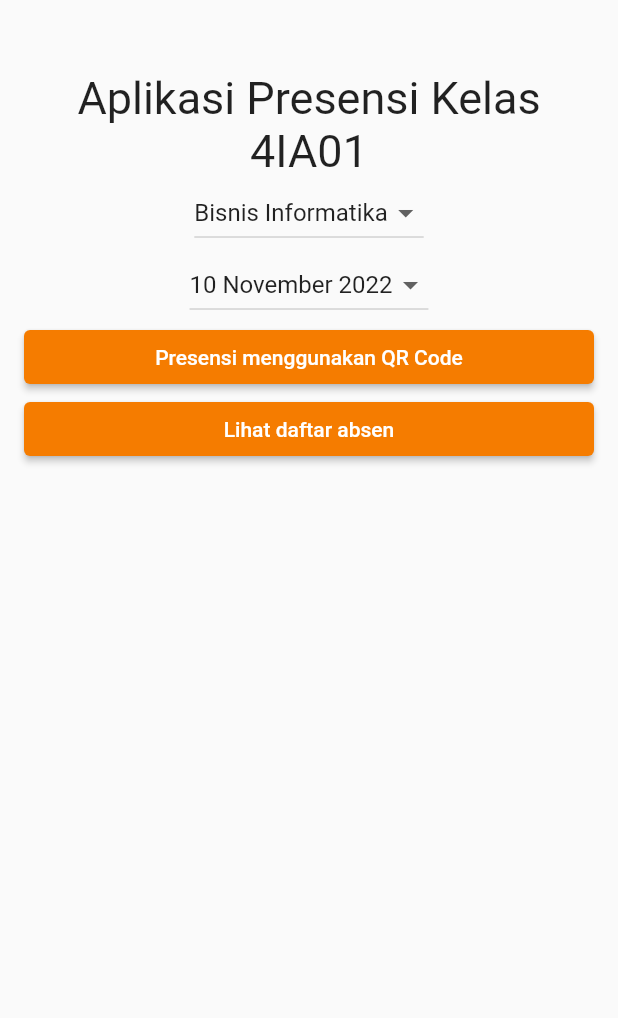
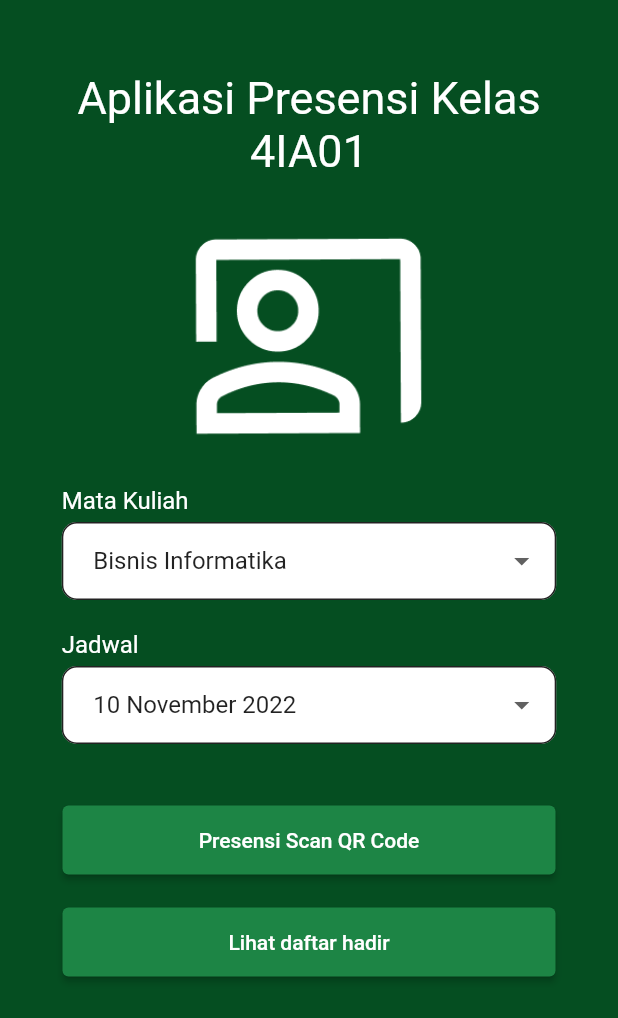
Before and after one commit to rubyTrojanovsky/presensi_bisnis, a Flutter app: the screen it shows after launch, on a phone screen of 412 x 824 dp. Shown: the top 1018 px of the screen. Run offline on Flutter 3.47's test engine with Material 2 defaults, Android fonts, the phone set to English and light mode, and no system bars; our stand-ins replace get; missing offline and left inert: dart:ffi, qr_code_scanner.

Commit message:
UI redesign

```diff
--- a/lib/components/button.dart
+++ b/lib/components/button.dart
@@ -1,3 +1,5 @@
+import 'dart:ffi';
+
 import 'package:flutter/material.dart';
 
 class Button extends StatelessWidget {
@@ -14,20 +16,15 @@ class Button extends StatelessWidget {
     return ElevatedButton(
                       onPressed: buttonTap,
                       style: ElevatedButton.styleFrom(
-                        primary: Colors.orange[700],
+                        backgroundColor: Color.fromARGB(255, 29, 133, 69),
                       ),
-                      child: Row(
-                        mainAxisAlignment: MainAxisAlignment.center,
-                        children: [
-                        // Padding(
-                        //   padding: const EdgeInsets.all(12.0),
-                        //   child: SizedBox(
-                        //       height: 35,
-                        //       width: 35,
-                        //       ),
-                        // ),
-                        Text(buttonDesc),
-                      ]),
+                      child: Container(
+                        width: MediaQuery.of(context).size.width * 0.72,
+                        child: Padding(
+                          padding: const EdgeInsets.only(left: 10, top: 15, bottom: 15, right: 10),
+                          child: Center(child: Text(buttonDesc)),
+                        ),
+                      ),
                     );
   }
 }
--- a/lib/components/dropdown.dart
+++ b/lib/components/dropdown.dart
@@ -4,12 +4,23 @@ import 'package:get/get.dart';
 import 'package:presensi_bisnis/controller/absen_controller.dart';
 
 class DropdownMatkul extends StatelessWidget {
-  DropdownMatkul({ Key? key }) : super(key: key);
+  DropdownMatkul({Key? key}) : super(key: key);
 
   @override
   Widget build(BuildContext context) {
     AbsenController controller = Get.put(AbsenController());
-    return Obx( () => DropdownButton(
+    Size size = MediaQuery.of(context).size;
+    return Obx(() => Container(
+        width: size.width * 0.8,
+        decoration: BoxDecoration(
+          borderRadius: BorderRadius.circular(10),
+          color: Colors.white,
+          border: Border.all(color: Colors.black87),
+        ),
+        child: Padding(
+            padding: EdgeInsets.only(left: 20, top: 1, bottom: 1, right: 10),
+            child: DropdownButtonHideUnderline(
+              child: DropdownButton(
                 hint: Text(
                   'Type',
                 ),
@@ -25,19 +36,29 @@ class DropdownMatkul extends StatelessWidget {
                     value: selectedType,
                   );
                 }).toList(),
-                    ));
+              ),
+            ))));
   }
-
-
 }
 
 class DropdownTanggal extends StatelessWidget {
-  DropdownTanggal({ Key? key }) : super(key: key);
+  DropdownTanggal({Key? key}) : super(key: key);
 
   @override
   Widget build(BuildContext context) {
     AbsenController controller = Get.put(AbsenController());
-    return Obx( () => DropdownButton(
+    Size size = MediaQuery.of(context).size;
+    return Obx(() => Container(
+        width: size.width * 0.8,
+        decoration: BoxDecoration(
+          borderRadius: BorderRadius.circular(10),
+          color: Colors.white,
+          border: Border.all(color: Colors.black87),
+        ),
+        child: Padding(
+            padding: EdgeInsets.only(left: 20, top: 1, bottom: 1, right: 10),
+            child: DropdownButtonHideUnderline(
+              child: DropdownButton(
                 hint: Text(
                   'Type',
                 ),
@@ -53,8 +74,21 @@ class DropdownTanggal extends StatelessWidget {
                     value: selectedType,
                   );
                 }).toList(),
-                    ));
+              ),
+            ))));
+  }
 }
 
+class InputHint extends StatelessWidget {
+  const InputHint({Key? key, required this.hint}) : super(key: key);
 
+  final String hint;
+
+  @override
+  Widget build(BuildContext context) {
+    return Text(hint,
+    style: TextStyle(color: Colors.white,
+    fontSize: 16),
+    textAlign: TextAlign.start,);
   }
+}
--- a/lib/screens/beranda.dart
+++ b/lib/screens/beranda.dart
@@ -3,7 +3,6 @@ import 'package:get/get.dart';
 import 'package:presensi_bisnis/components/button.dart';
 import 'package:presensi_bisnis/components/dropdown.dart';
 import 'package:presensi_bisnis/screens/daftar_hadir.dart';
-import 'package:presensi_bisnis/screens/input_manual.dart';
 import 'package:presensi_bisnis/screens/scan_qr.dart';
 
 class Beranda extends StatelessWidget {
@@ -11,27 +10,58 @@ class Beranda extends StatelessWidget {
 
   @override
   Widget build(BuildContext context) {
+    Size size = MediaQuery.of(context).size;
     return Scaffold(
+      backgroundColor: Color.fromARGB(255, 5, 78, 33),
       body: Padding(
         padding: const EdgeInsets.fromLTRB(16, 48, 16, 18),
         child: Column(
+          crossAxisAlignment: CrossAxisAlignment.center,
           children: [
-            Center(
-                child: Text('Aplikasi Presensi Kelas 4IA01',
-                    textAlign: TextAlign.center,
-                    style: TextStyle(
-                      fontSize: 30,
-                    ))),
-            DropdownMatkul(),
-            DropdownTanggal(),
+            Text('Aplikasi Presensi Kelas 4IA01',
+                textAlign: TextAlign.center,
+                style: TextStyle(
+                  fontSize: 30,
+                  color: Colors.white
+                )),
+            SizedBox(
+              width:size.width * 0.4,
+              height:size.height *0.25,
+              child: Image(image: AssetImage('assets/icons/beranda.png')),
+            ),
+            Column(
+              crossAxisAlignment: CrossAxisAlignment.start,
+              children: [
+                InputHint(hint: 'Mata Kuliah'),
+                SizedBox(height: 5,),
+                DropdownMatkul(),
+              ],
+            ),
+            SizedBox(
+              height: 20,
+            ),
+            Column(
+              crossAxisAlignment: CrossAxisAlignment.start,
+              children: [
+                InputHint(hint: 'Jadwal'),
+                SizedBox(height: 5,),
+                DropdownTanggal(),
+              ],
+            ),
+            SizedBox(
+              height: 40,
+            ),
             Button(
-              buttonDesc: 'Presensi menggunakan QR Code',
+              buttonDesc: 'Presensi Scan QR Code',
               buttonTap: () {
                 Get.to(() => ScanQR());
               },
             ),
+            SizedBox(
+              height: 20,
+            ),
             Button(
-              buttonDesc: 'Lihat daftar absen',
+              buttonDesc: 'Lihat daftar hadir',
               buttonTap: () {
                 Get.to(() => DaftarHadir());
               },
```
Lines whose indentation alone changed are shown as unchanged.
